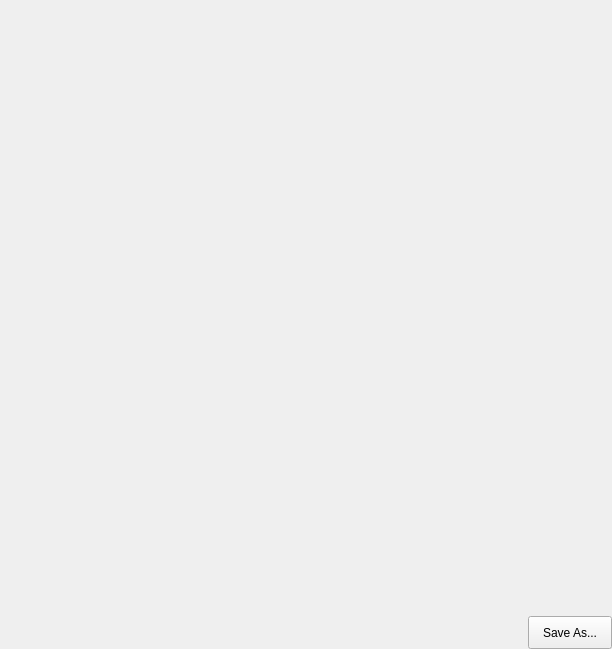
The window that ui/mosaicwindow.ui (YotsuyaNight/Mosaic-Generator) describes before a commit, drawn with Qt 5.
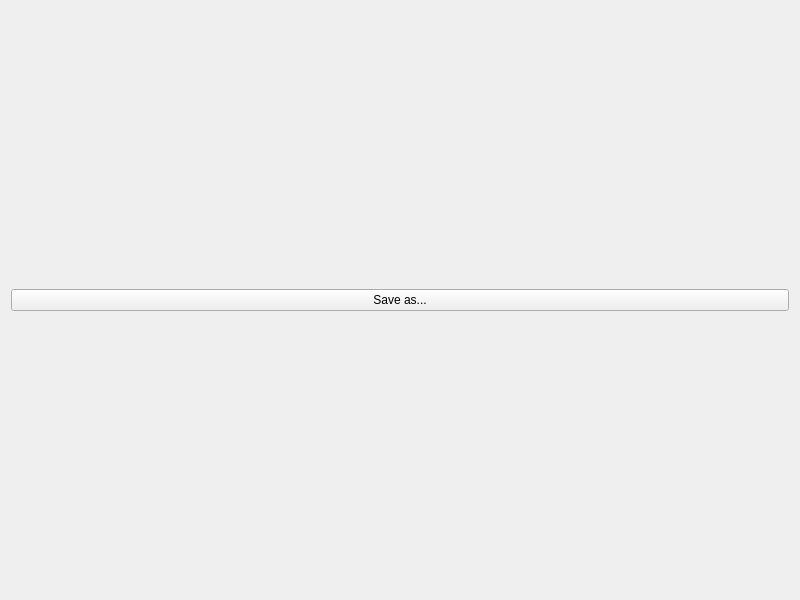
The same window after the commit.

Commit message: Images are now zoomable

Patch:
```diff
--- a/ui/mosaicwindow.ui
+++ b/ui/mosaicwindow.ui
@@ -6,39 +6,22 @@
    <rect>
     <x>0</x>
     <y>0</y>
-    <width>612</width>
-    <height>649</height>
+    <width>800</width>
+    <height>600</height>
    </rect>
   </property>
   <property name="windowTitle">
    <string>Form</string>
   </property>
-  <widget class="QLabel" name="imageLabel">
-   <property name="geometry">
-    <rect>
-     <x>6</x>
-     <y>6</y>
-     <width>600</width>
-     <height>600</height>
-    </rect>
-   </property>
-   <property name="text">
-    <string/>
-   </property>
-  </widget>
-  <widget class="QPushButton" name="buttonSaveAs">
-   <property name="geometry">
-    <rect>
-     <x>528</x>
-     <y>616</y>
-     <width>84</width>
-     <height>33</height>
-    </rect>
-   </property>
-   <property name="text">
-    <string>Save As...</string>
-   </property>
-  </widget>
+  <layout class="QVBoxLayout" name="windowLayout">
+   <item>
+    <widget class="QPushButton" name="buttonSaveAs">
+     <property name="text">
+      <string>Save as...</string>
+     </property>
+    </widget>
+   </item>
+  </layout>
  </widget>
  <resources/>
  <connections/>
```
Left out of the diff: 2 changed lines with no effect on the pictures. The commit also changes 2 other files.
